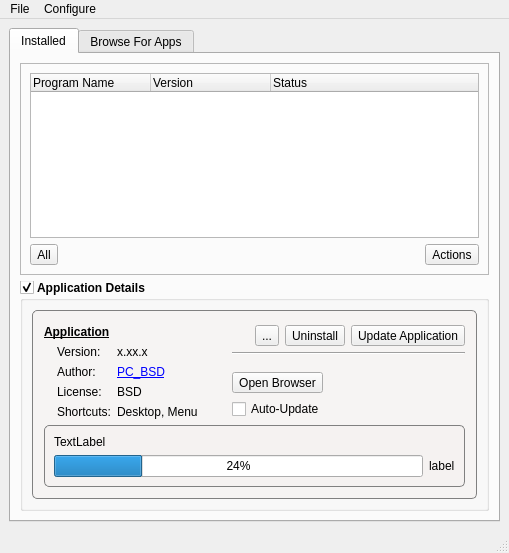
First picture: the form in src-qt4/pc-softwaremanager/mainUI.ui, repository trueos/pcbsd, before the edit.
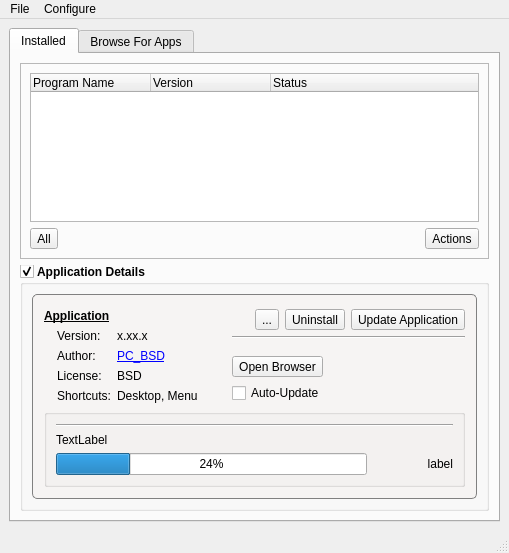
Second picture: the form after the edit. Icons and pictures are not drawn.

Commit message: Clean up the look of the new status indicator for the AppCafe.

```diff
--- a/src-qt4/pc-softwaremanager/mainUI.ui
+++ b/src-qt4/pc-softwaremanager/mainUI.ui
@@ -189,7 +189,7 @@
            <item>
             <widget class="QGroupBox" name="group_install_info">
              <property name="styleSheet">
-              <string notr="true">QGroupBox{ 
+              <string notr="true">QGroupBox#group_install_info{ 
 background: rgba( 245,242,240,150); 
 border: 1px solid grey;
 border-radius: 5px;
@@ -446,7 +446,17 @@
                 <property name="title">
                  <string/>
                 </property>
+                <property name="flat">
+                 <bool>true</bool>
+                </property>
                 <layout class="QVBoxLayout" name="verticalLayout_18">
+                 <item>
+                  <widget class="Line" name="line_3">
+                   <property name="orientation">
+                    <enum>Qt::Horizontal</enum>
+                   </property>
+                  </widget>
+                 </item>
                  <item>
                   <widget class="QLabel" name="label_install_status">
                    <property name="text">
@@ -465,9 +475,18 @@
                    </item>
                    <item>
                     <widget class="QLabel" name="label_install_DL">
+                     <property name="minimumSize">
+                      <size>
+                       <width>80</width>
+                       <height>0</height>
+                      </size>
+                     </property>
                      <property name="text">
                       <string notr="true">label</string>
                      </property>
+                     <property name="alignment">
+                      <set>Qt::AlignRight|Qt::AlignTrailing|Qt::AlignVCenter</set>
+                     </property>
                     </widget>
                    </item>
                   </layout>
```
